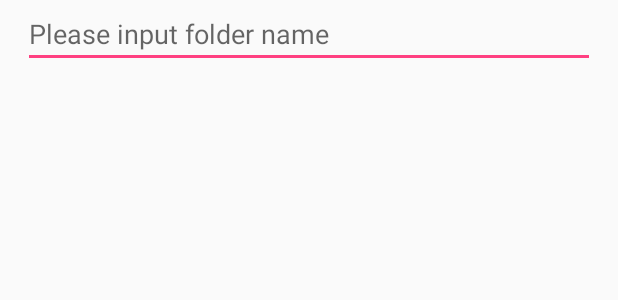
After one commit to ChengxingHuang/FileManager, an Android app: the layout new_folder_dialog.xml on its own in the app's theme, with its tools: preview values and no code run, on a phone screen of 412 x 824 dp. The commit adds this screen. Shown: the top 300 px of the screen. Run offline under Robolectric (Android 15) with nearby library versions, the phone set to English and light mode, and no system bars.

Commit message:
创建文件夹功能（先提交，具体功能待优化）

```diff
--- /dev/null
+++ b/app/src/main/res/layout/new_folder_dialog.xml
@@ -0,0 +1,16 @@
+<?xml version="1.0" encoding="utf-8"?>
+<LinearLayout xmlns:android="http://schemas.android.com/apk/res/android"
+    android:orientation="vertical"
+    android:paddingStart="15dp"
+    android:paddingEnd="15dp"
+    android:layout_width="match_parent"
+    android:layout_height="match_parent">
+
+    <EditText
+        android:id="@+id/name"
+        android:textColor="@android:color/darker_gray"
+        android:hint="@string/new_folder"
+        android:layout_width="match_parent"
+        android:layout_height="wrap_content"/>
+
+</LinearLayout>
--- a/app/src/main/res/values/strings.xml
+++ b/app/src/main/res/values/strings.xml
@@ -19,6 +19,7 @@
     <string name="menu_feedback">Feedback</string>
     <string name="menu_sponsor">Sponsor</string>
     <string name="menu_about">About</string>
+    <string name="permission_denied">Permission Denied</string>
 
     <string name="empty">Empty</string>
 
@@ -93,4 +94,8 @@
     <string name="total">Total:</string>
 
     <string name="is_empty">is empty.</string>
+    <string name="new_folder">Please input folder name</string>
+    <string name="create_folder">Create folder</string>
+    <string name="folder_exist_tips">Folder is exist</string>
+    <string name="create_folder_illegal_tips">Please input legal string to create folder</string>
 </resources>
```
Also changed, not shown: app/src/main/java/com/file/filemanager/ListFragment.java (+42 -1 lines), app/src/main/java/com/file/filemanager/MainActivity.java (+17 -13 lines).
